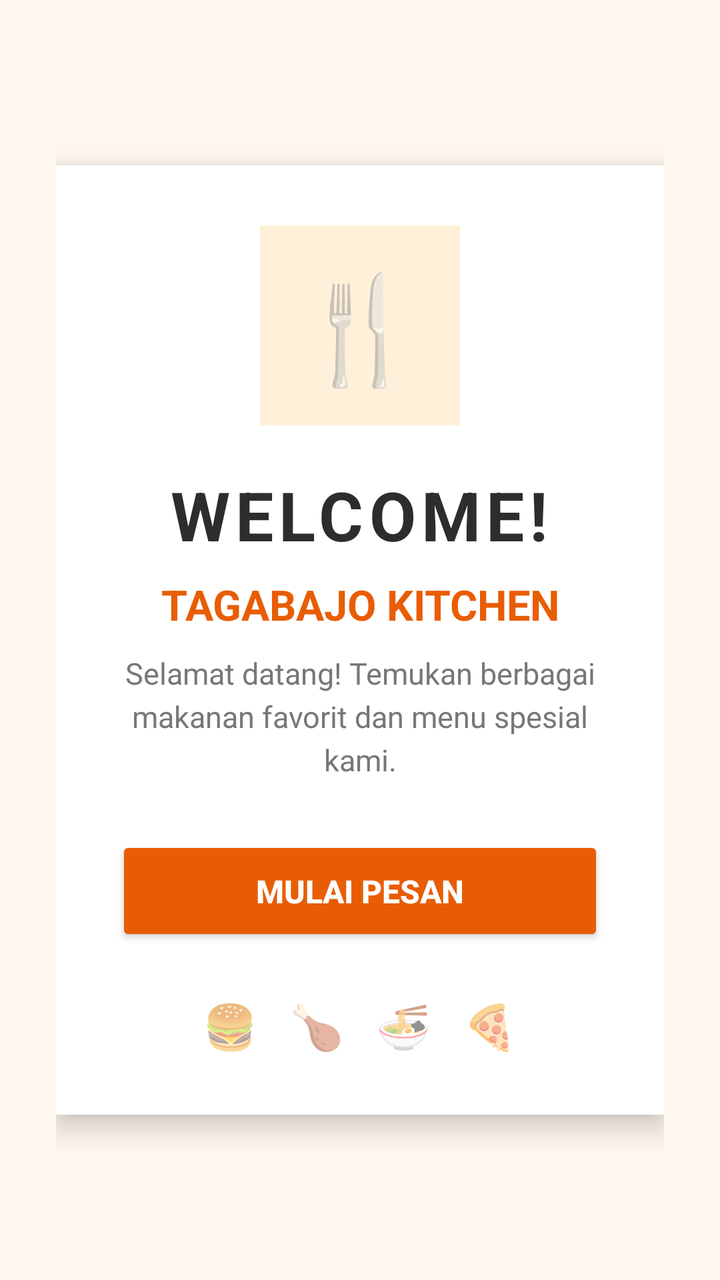
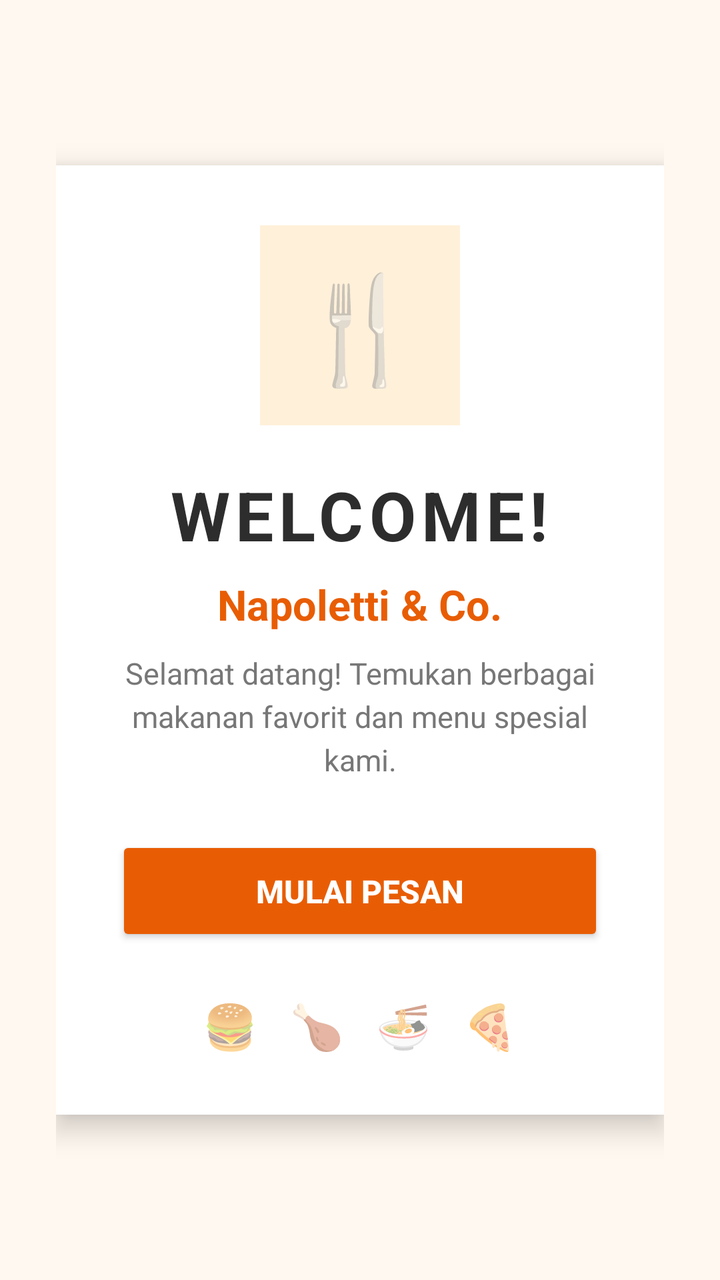

An Android layout rendered at two revisions. The XML below is the earlier revision; the diff shows what the commit changed to produce the second picture.
<!-- AndroidManifest.xml: application theme Theme.AppCompat.Light.NoActionBar -->
<!-- res/layout/activity_welcome.xml -->
<?xml version="1.0" encoding="utf-8"?>
<LinearLayout
    xmlns:android="http://schemas.android.com/apk/res/android"
    android:layout_width="match_parent"
    android:layout_height="match_parent"
    android:orientation="vertical"
    android:gravity="center"
    android:padding="28dp"
    android:background="#FFF8F0">

    <LinearLayout
        android:layout_width="match_parent"
        android:layout_height="wrap_content"
        android:orientation="vertical"
        android:gravity="center"
        android:padding="30dp"
        android:background="#FFFFFF"
        android:elevation="8dp">

        
        <TextView
            android:layout_width="100dp"
            android:layout_height="100dp"
            android:gravity="center"
            android:text="🍴"
            android:textSize="52sp"
            android:background="#FFF0D9"
            android:layout_marginBottom="22dp" />

        
        <TextView
            android:layout_width="wrap_content"
            android:layout_height="wrap_content"
            android:text="WELCOME!"
            android:textSize="34sp"
            android:textStyle="bold"
            android:textColor="#2D2D2D"
            android:letterSpacing="0.08"
            android:layout_marginBottom="8dp" />

        
        <TextView
            android:layout_width="wrap_content"
            android:layout_height="wrap_content"
            android:text="TAGABAJO KITCHEN"
            android:textSize="21sp"
            android:textStyle="bold"
            android:textColor="#E85D04"
            android:gravity="center"
            android:layout_marginBottom="10dp" />

        
        <TextView
            android:layout_width="match_parent"
            android:layout_height="wrap_content"
            android:text="Selamat datang! Temukan berbagai makanan favorit dan menu spesial kami."
            android:textSize="15sp"
            android:textColor="#777777"
            android:gravity="center"
            android:lineSpacingExtra="4dp"
            android:layout_marginBottom="28dp" />

        
        <Button
            android:id="@+id/btnMulai"
            android:layout_width="match_parent"
            android:layout_height="55dp"
            android:text="MULAI PESAN"
            android:textSize="16sp"
            android:textStyle="bold"
            android:textColor="#FFFFFF"
            android:backgroundTint="#E85D04"
            android:elevation="4dp" />

        
        <TextView
            android:layout_width="wrap_content"
            android:layout_height="wrap_content"
            android:text="🍔   🍗   🍜   🍕"
            android:textSize="22sp"
            android:layout_marginTop="25dp" />

    </LinearLayout>

</LinearLayout>
<!-- resources referenced by this layout -->
<resources>

</resources>

<!-- the commit's change to res/layout/activity_welcome.xml (unified diff, before → after) -->
@@ -42,7 +42,7 @@
         <TextView
             android:layout_width="wrap_content"
             android:layout_height="wrap_content"
-            android:text="TAGABAJO KITCHEN"
+            android:text="@string/Aplikasi"
             android:textSize="21sp"
             android:textStyle="bold"
             android:textColor="#E85D04"
<!-- resource entries referenced after the edit -->
@@ -1,5 +1,5 @@
 <!-- resources referenced by this layout -->
 <resources>
-
+  <string name="Aplikasi">Napoletti &amp; Co.</string>
 </resources>
 
